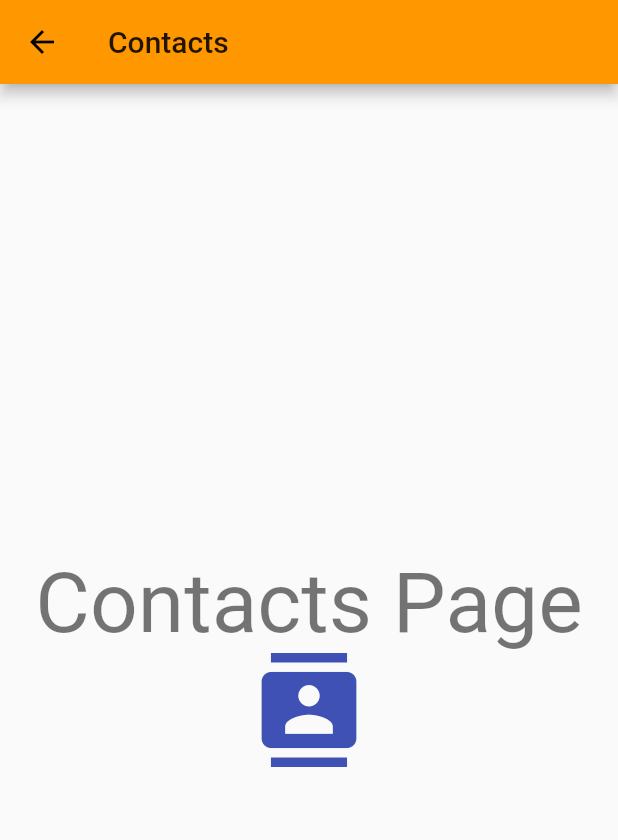
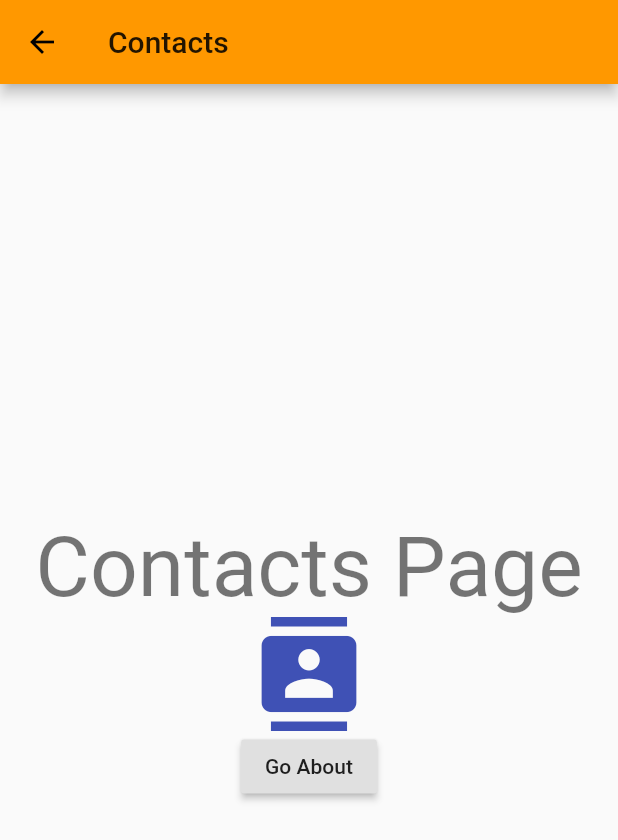
Before and after one commit to ismayilov1995/Flutter_Demo, a Flutter app: the screen it shows after launch, after a tap on "Go Contacts", on a phone screen of 412 x 824 dp. Shown: the top 840 px of the screen. Run offline on Flutter 3.47's test engine with Material 2 defaults, Android fonts, the phone set to English and light mode, and no system bars; our stand-ins replace fluttertoast.

```diff
--- a/lib/views/contact.dart
+++ b/lib/views/contact.dart
@@ -28,6 +28,9 @@ class Contact extends StatelessWidget {
                   size: 76,
                 ),
               ),
+              RaisedButton(
+                  child: Text("Go About"),
+                  onPressed: () => Navigator.pushNamed(context, '/about'))
             ],
           ),
         ),
```
Also changed, not shown: lib/main.dart (+15 -4 lines).
